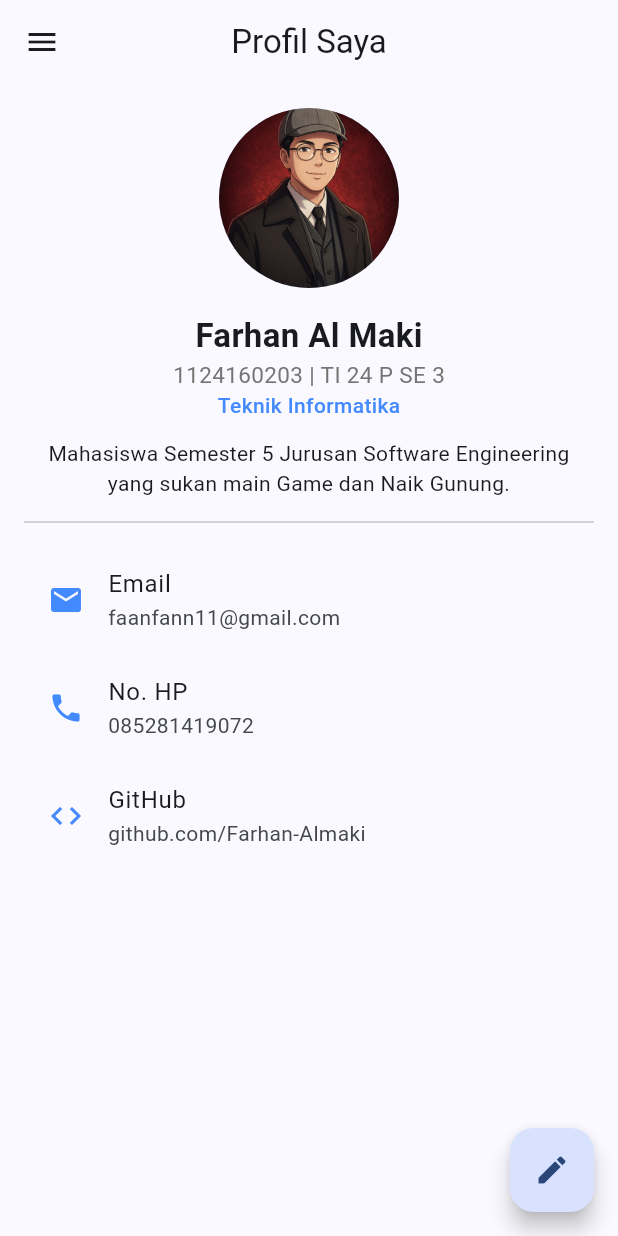
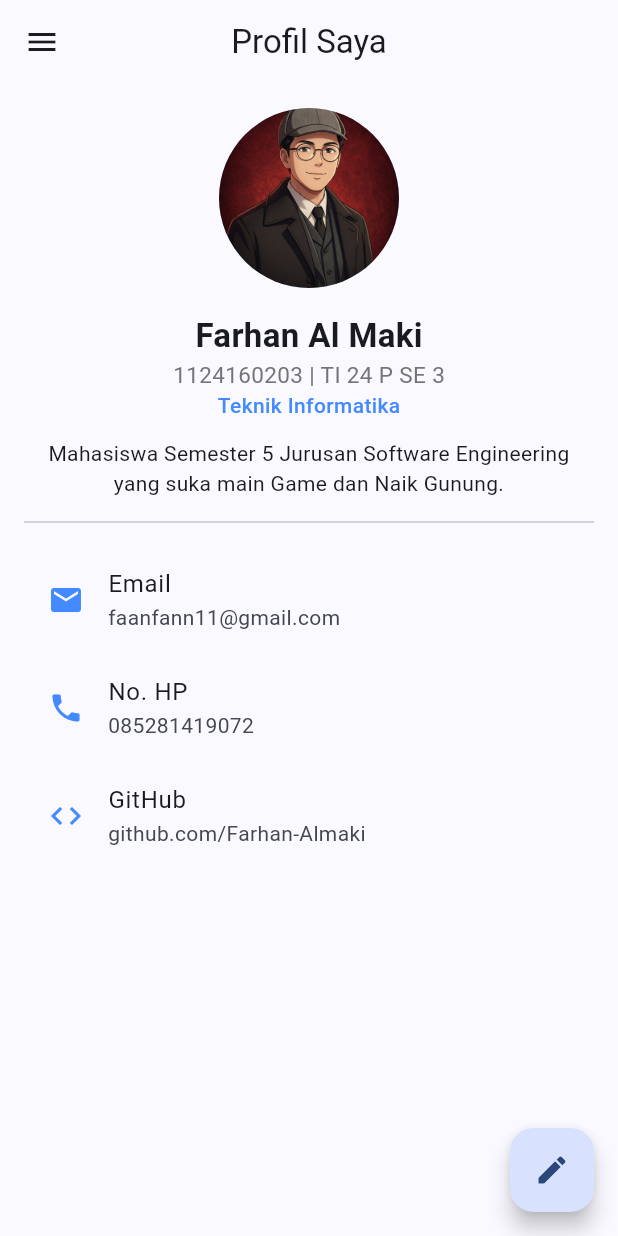
Before and after one commit to Farhan-Almaki/uts-pml-1124160203, a Flutter app: the ProfilePage screen opened directly, on a phone screen of 412 x 824 dp. Run offline on Flutter 3.47's test engine with Material 3 defaults, Android fonts, the phone set to English and light mode, and no system bars.

Commit message:
tahap 13: perbaiki pengecekan context.mounted pada async gap ProfilePage

```diff
--- a/soal_2_profil_app/lib/screens/profile_page.dart
+++ b/soal_2_profil_app/lib/screens/profile_page.dart
@@ -21,7 +21,7 @@ class _ProfilePageState extends State<ProfilePage> {
     kelas: 'TI 24 P SE 3',
     email: 'faanfann11@gmail.com',
     noHp: '085281419072',
-    bio: 'Mahasiswa Semester 5 Jurusan Software Engineering yang sukan main Game dan Naik Gunung.',
+    bio: 'Mahasiswa Semester 5 Jurusan Software Engineering yang suka main Game dan Naik Gunung.',
     github: 'github.com/Farhan-Almaki',
   );
 
@@ -128,7 +128,7 @@ class _ProfilePageState extends State<ProfilePage> {
             setState(() {
               myProfile = updatedData;
             });
-            if (!mounted) return;
+            if (!context.mounted) return;
             ScaffoldMessenger.of(context).showSnackBar(
               const SnackBar(content: Text('Profil berhasil diperbarui!')),
             );
```
